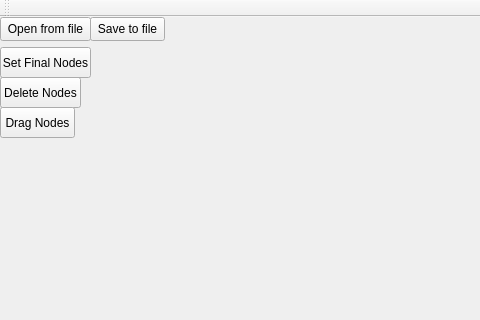
Qt form Automaton_Interface/Automaton_Interface/Automaton_Interface.ui (xNaga09x/LFC_Interface) before a commit; both pictures show x 0 to 480 and y 0 to 320 of the 774 by 504 pixel window.
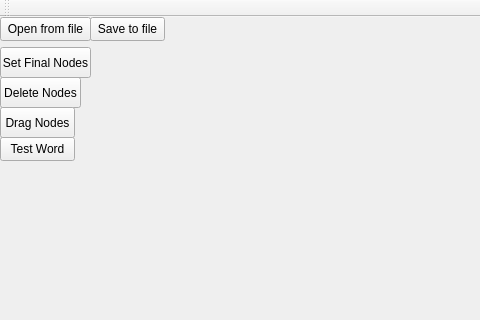
The same form after that commit.

What changed in the file:
```diff
--- a/Automaton_Interface/Automaton_Interface/Automaton_Interface.ui
+++ b/Automaton_Interface/Automaton_Interface/Automaton_Interface.ui
@@ -79,6 +79,19 @@
      <string>Drag Nodes</string>
     </property>
    </widget>
+   <widget class="QPushButton" name="testWordButton">
+    <property name="geometry">
+     <rect>
+      <x>0</x>
+      <y>120</y>
+      <width>75</width>
+      <height>24</height>
+     </rect>
+    </property>
+    <property name="text">
+     <string>Test Word</string>
+    </property>
+   </widget>
   </widget>
   <widget class="QMenuBar" name="menuBar">
    <property name="geometry">
```
